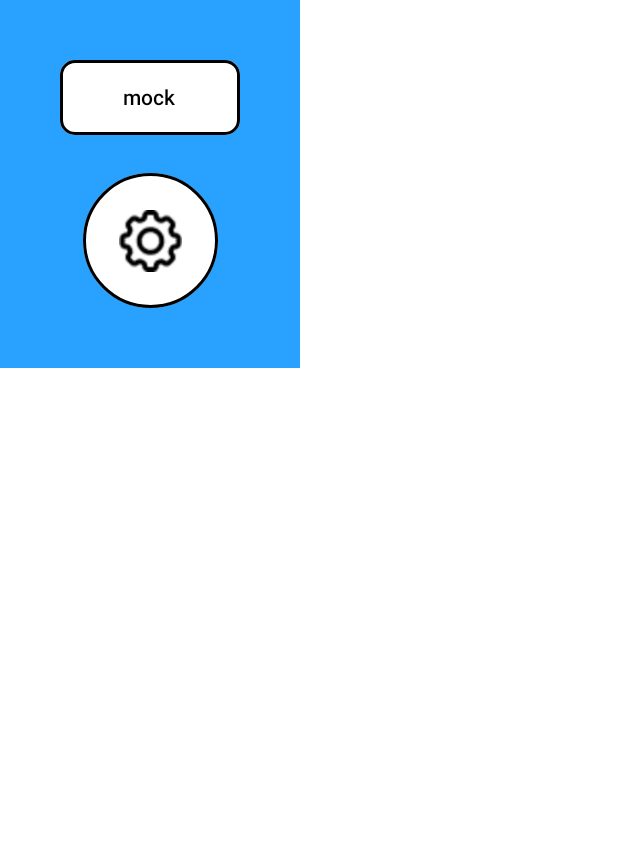
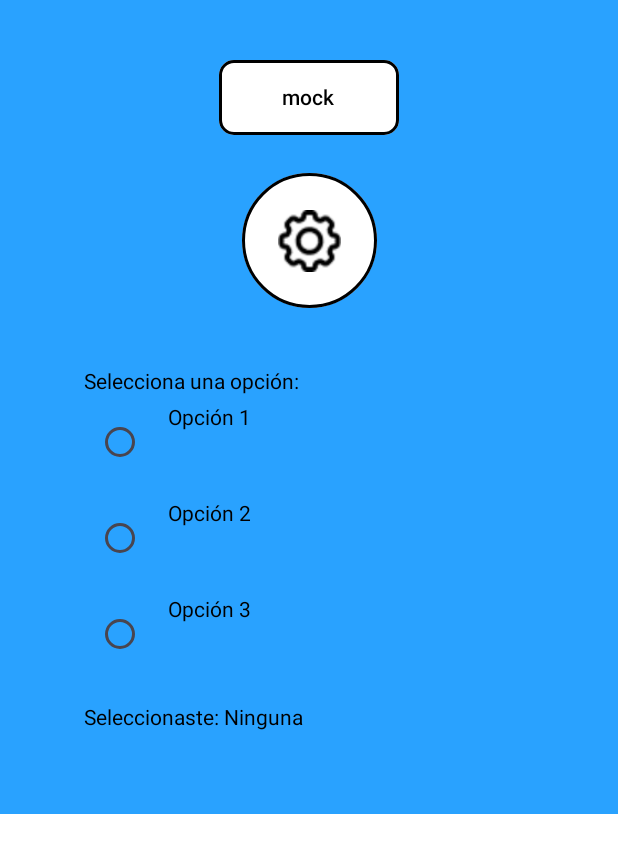
Before and after one commit to DevGiovanniLC/rubik-resolver, an Android app built with Jetpack Compose: the @Preview function MockComponentsPreview, on a phone screen of 412 x 824 dp. Shown: the top 853 px of the screen. Run offline under Robolectric (Android 15) with nearby library versions, the phone set to English and light mode, and no system bars.

```diff
--- a/app/src/main/java/com/ulpgc/rubikresolver/MainActivity.kt
+++ b/app/src/main/java/com/ulpgc/rubikresolver/MainActivity.kt
@@ -124,7 +124,7 @@ fun ButtonMenu() {
 
         MainButton(
             text = "Tutorial",
-            onClick = { launcher.launch(Intent(context, CameraActivity::class.java)) }
+            onClick = { launcher.launch(Intent(context, CheckSideActivity::class.java)) }
         )
 
 
--- a/app/src/main/java/com/ulpgc/rubikresolver/components/InteractivesComponents.kt
+++ b/app/src/main/java/com/ulpgc/rubikresolver/components/InteractivesComponents.kt
@@ -1,27 +1,32 @@
 package com.ulpgc.rubikresolver.components
 
-import android.graphics.Bitmap
 import androidx.compose.foundation.Image
 import androidx.compose.foundation.border
 import androidx.compose.foundation.layout.Arrangement
 import androidx.compose.foundation.layout.Box
 import androidx.compose.foundation.layout.Column
-import androidx.compose.foundation.layout.PaddingValues
+import androidx.compose.foundation.layout.Row
+import androidx.compose.foundation.layout.Spacer
 import androidx.compose.foundation.layout.fillMaxSize
+import androidx.compose.foundation.layout.fillMaxWidth
+import androidx.compose.foundation.layout.height
 import androidx.compose.foundation.layout.padding
 import androidx.compose.foundation.layout.size
-import androidx.compose.foundation.lazy.staggeredgrid.LazyVerticalStaggeredGrid
-import androidx.compose.foundation.lazy.staggeredgrid.StaggeredGridCells
+import androidx.compose.foundation.layout.width
 import androidx.compose.foundation.shape.CircleShape
 import androidx.compose.foundation.shape.RoundedCornerShape
 import androidx.compose.material3.Button
 import androidx.compose.material3.ButtonDefaults
+import androidx.compose.material3.RadioButton
 import androidx.compose.material3.Surface
 import androidx.compose.material3.Text
 import androidx.compose.runtime.Composable
+import androidx.compose.runtime.getValue
+import androidx.compose.runtime.mutableStateOf
+import androidx.compose.runtime.remember
+import androidx.compose.runtime.setValue
 import androidx.compose.ui.Alignment
 import androidx.compose.ui.Modifier
-import androidx.compose.ui.draw.clip
 import androidx.compose.ui.graphics.Color
 import androidx.compose.ui.res.painterResource
 import androidx.compose.ui.tooling.preview.Preview
@@ -45,6 +50,8 @@ fun MockComponentsPreview(){
             )
 
             IconButton(R.drawable.gear, 90.dp, onClick = {})
+
+            RadioGroupExample()
         }
     }
 
@@ -102,3 +109,42 @@ fun IconButton(image:Int = R.drawable.gear, imageSize: Dp = 70.dp,onClick: () ->
         }
     }
 }
+
+
+
+@Composable
+fun RadioGroupExample() {
+    // Lista de opciones
+    val options = listOf("Opción 1", "Opción 2", "Opción 3")
+
+    // Estado para la opción seleccionada
+    var selectedOption by remember { mutableStateOf<String?>(null) }
+
+    Column(modifier = Modifier.padding(16.dp)) {
+        Text("Selecciona una opción:")
+
+        // Itera sobre las opciones para crear un "RadioGroup"
+        options.forEach { option ->
+            Row(
+                modifier = Modifier
+                    .fillMaxWidth()
+                    .padding(vertical = 8.dp),
+                horizontalArrangement = Arrangement.Start
+            ) {
+                RadioButton(
+                    selected = selectedOption == option,
+                    onClick = { selectedOption = option }
+                )
+                Spacer(modifier = Modifier.width(8.dp))
+                Text(option)
+            }
+        }
+
+        Spacer(modifier = Modifier.height(16.dp))
+
+        // Muestra la opción seleccionada
+        Text(
+            text = "Seleccionaste: ${selectedOption ?: "Ninguna"}",
+        )
+    }
+}
--- a/app/src/main/res/values/strings.xml
+++ b/app/src/main/res/values/strings.xml
@@ -44,4 +44,5 @@
     </string>
     <!-- TODO: Remove or change this placeholder text -->
     <string name="hello_blank_fragment">Hello blank fragment</string>
+    <string name="title_activity_check_side">CheckSideActivity</string>
 </resources>
--- a/gradle/libs.versions.toml
+++ b/gradle/libs.versions.toml
@@ -46,3 +46,4 @@ androidx-lifecycle-common-jvm = { group = "androidx.lifecycle", name = "lifecycl
 [plugins]
 android-application = { id = "com.android.application", version.ref = "agp" }
 kotlin-android = { id = "org.jetbrains.kotlin.android", version.ref = "kotlin" }
+kotlin-compose = { id = "org.jetbrains.kotlin.plugin.compose", version.ref = "kotlin" }
```
Also changed, not shown: app/src/main/AndroidManifest.xml (+9 -2 lines), app/src/main/java/com/ulpgc/rubikresolver/CheckSideActivity.kt (added, +106 -0 lines).
